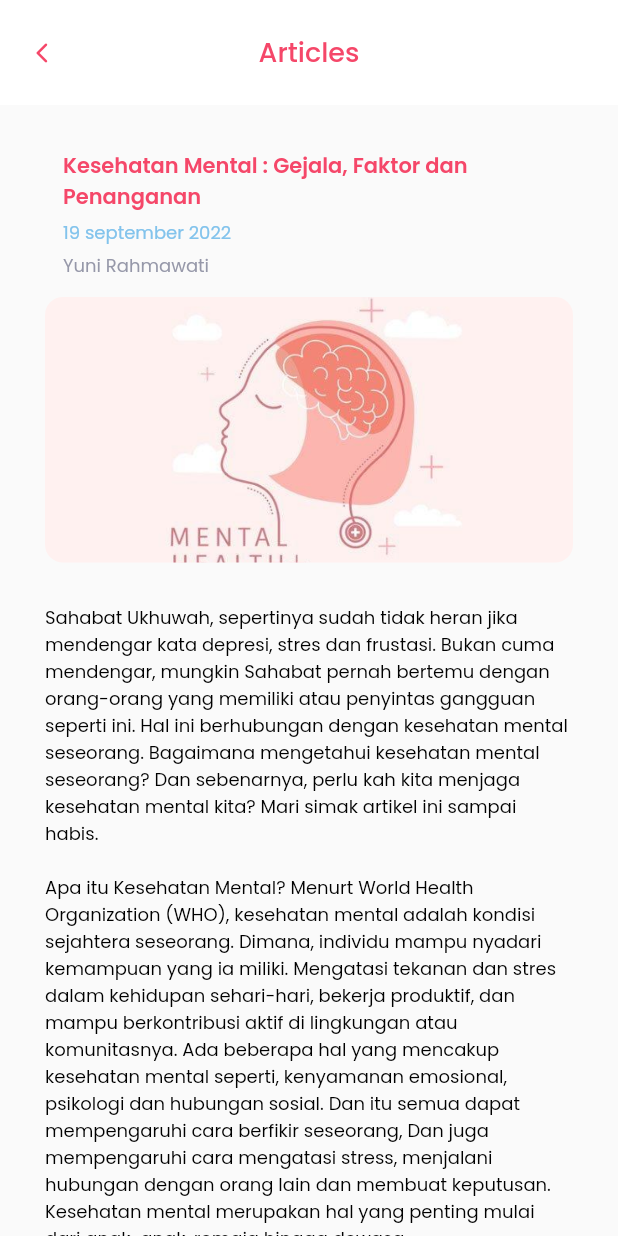
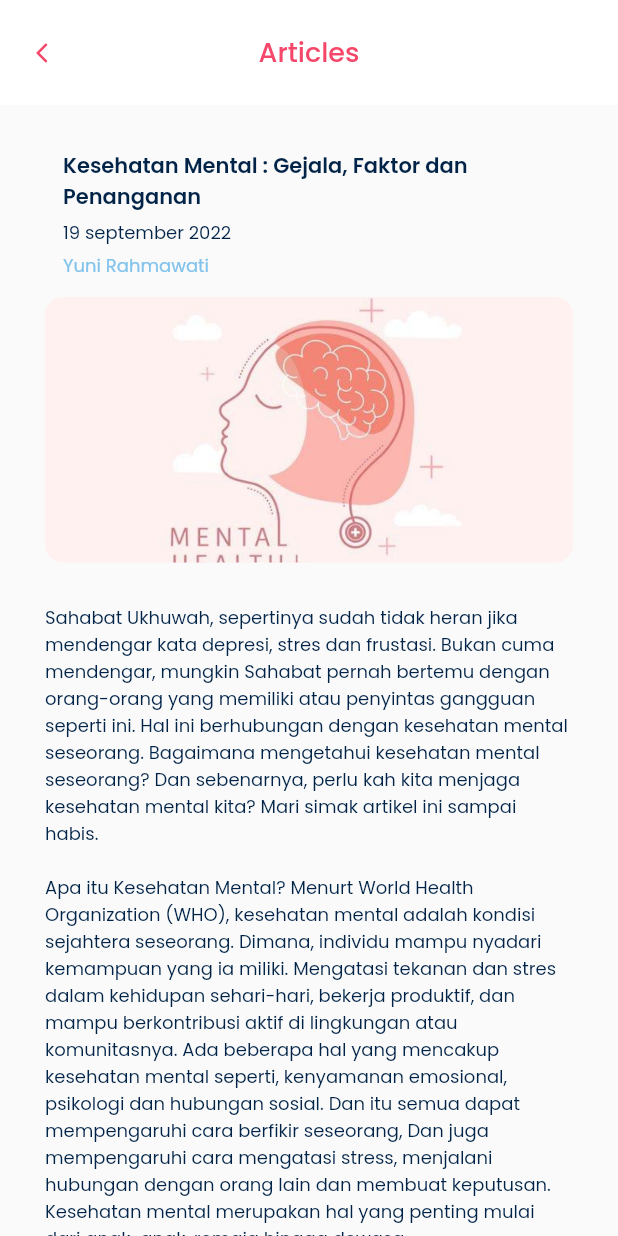
Before and after one commit to ibrahimmm999/Moodly, a Flutter app: the DetailArticlePage screen opened directly, on a phone screen of 412 x 824 dp. Run offline on Flutter 3.47's test engine with Material 2 defaults, Android fonts, the phone set to English and light mode, and no system bars; our stand-ins replace google_fonts.

Commit message:
update detail article

```diff
--- a/lib/pages_user/detail_article_page.dart
+++ b/lib/pages_user/detail_article_page.dart
@@ -45,7 +45,7 @@ class DetailArticlePage extends StatelessWidget {
                     Text(
                       "Kesehatan Mental : Gejala, Faktor dan Penanganan",
                       overflow: TextOverflow.clip,
-                      style: primaryColorText.copyWith(
+                      style: darkText.copyWith(
                           fontSize: 14, fontWeight: FontWeight.w600),
                     ),
                     const SizedBox(
@@ -53,14 +53,14 @@ class DetailArticlePage extends StatelessWidget {
                     ),
                     Text(
                       "19 september 2022",
-                      style: secondaryColorText.copyWith(fontSize: 12),
+                      style: darkText.copyWith(fontSize: 12),
                     ),
                     const SizedBox(
                       height: 4,
                     ),
                     Text(
                       "Yuni Rahmawati",
-                      style: greyText.copyWith(fontSize: 12),
+                      style: secondaryColorText.copyWith(fontSize: 12),
                     )
                   ],
                 ),
@@ -86,8 +86,7 @@ class DetailArticlePage extends StatelessWidget {
           margin: const EdgeInsets.only(top: 28),
           child: Text(
             "Sahabat Ukhuwah, sepertinya sudah tidak heran jika mendengar kata depresi, stres dan frustasi. Bukan cuma mendengar, mungkin Sahabat pernah bertemu dengan orang-orang yang memiliki atau penyintas gangguan seperti ini. Hal ini berhubungan dengan kesehatan mental seseorang. Bagaimana mengetahui kesehatan mental seseorang? Dan sebenarnya, perlu kah kita menjaga kesehatan mental kita? Mari simak artikel ini sampai habis.\n\nApa itu Kesehatan Mental? Menurt World Health Organization (WHO), kesehatan mental adalah kondisi sejahtera seseorang. Dimana, individu mampu nyadari kemampuan yang ia miliki. Mengatasi tekanan dan stres dalam kehidupan sehari-hari, bekerja produktif, dan mampu berkontribusi aktif di lingkungan atau komunitasnya. Ada beberapa hal yang mencakup kesehatan mental seperti, kenyamanan emosional, psikologi dan hubungan sosial. Dan itu semua dapat mempengaruhi cara berfikir seseorang, Dan juga mempengaruhi cara mengatasi stress, menjalani hubungan dengan orang lain dan membuat keputusan. Kesehatan mental merupakan hal yang penting mulai dari anak-anak, remaja hingga dewasa.",
-            style:
-                secondaryColorText.copyWith(color: Colors.black, fontSize: 12),
+            style: darkText.copyWith(fontSize: 12),
           ),
         );
       }
```
